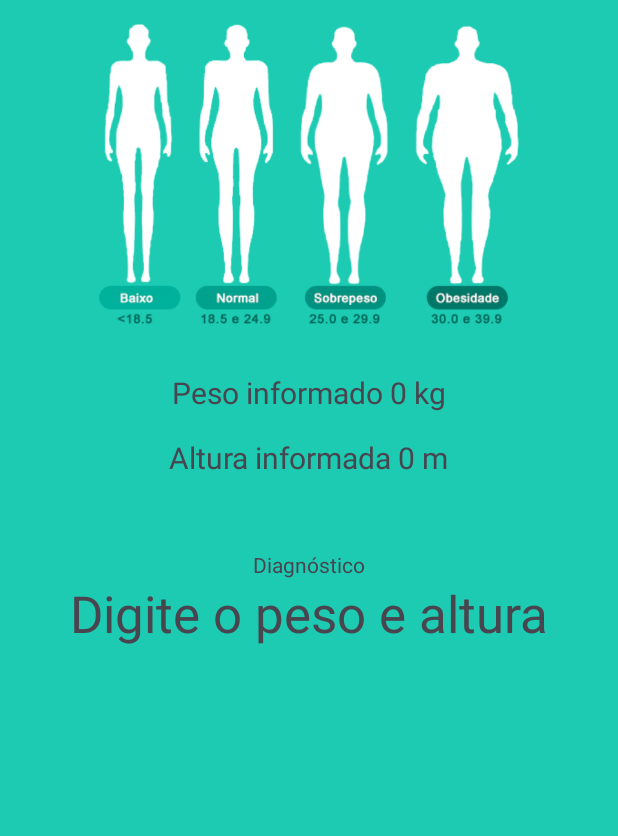
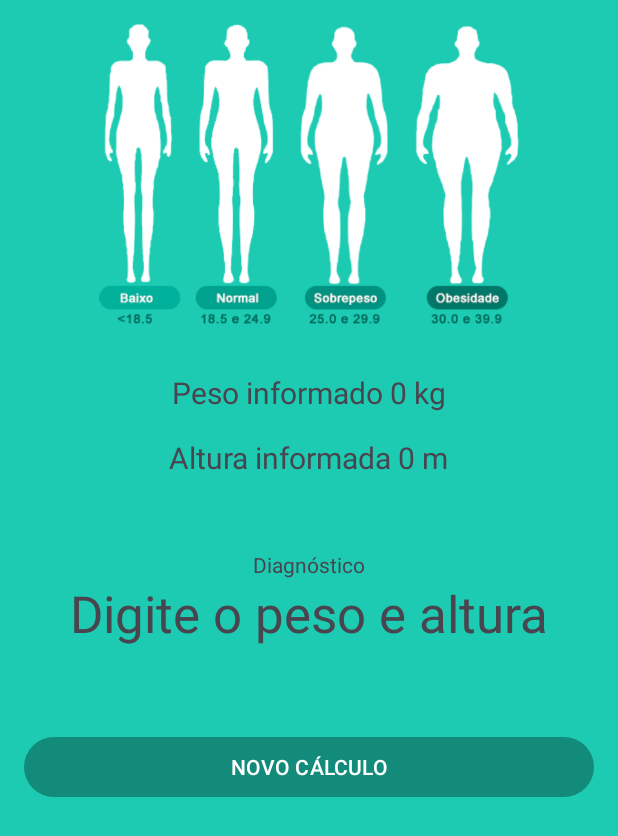
Before and after one commit to pamelask95/CalculadoraIMC, an Android app built with Jetpack Compose: the ResultadoActivity screen opened directly, with no data from a screen before it, on a phone screen of 412 x 824 dp. Shown: the top 836 px of the screen. Run offline under Robolectric (Android 15) with nearby library versions, the phone set to English and light mode, and no system bars.

Commit message:
adicionado botao para novo calculo

```diff
--- a/app/src/main/java/com/example/calculadoraimc/ResultadoActivity.kt
+++ b/app/src/main/java/com/example/calculadoraimc/ResultadoActivity.kt
@@ -1,6 +1,8 @@
 package com.example.calculadoraimc
 
+import android.content.Intent
 import android.os.Bundle
+import android.widget.Button
 import android.widget.TextView
 import androidx.activity.enableEdgeToEdge
 import androidx.appcompat.app.AppCompatActivity
@@ -12,6 +14,7 @@ class ResultadoActivity : AppCompatActivity() {
     private lateinit var textPeso: TextView
     private lateinit var textAltura: TextView
     private lateinit var textResultado: TextView
+    private lateinit var btn_novo: Button
 
     override fun onCreate(savedInstanceState: Bundle?) {
         super.onCreate(savedInstanceState)
@@ -20,6 +23,8 @@ class ResultadoActivity : AppCompatActivity() {
         textPeso = findViewById(R.id.text_peso)
         textAltura = findViewById(R.id.text_altura)
         textResultado = findViewById(R.id.text_resultado)
+        btn_novo = findViewById<Button>(R.id.btn_novo)
+
 
         val bundle = intent.extras
         if(bundle != null){
@@ -42,5 +47,10 @@ class ResultadoActivity : AppCompatActivity() {
             }
 
         }
+        btn_novo.setOnClickListener {
+            val intent = Intent(this, MainActivity::class.java)
+            startActivity(intent)
+        }
+
     }
 }
--- a/app/src/main/res/layout/activity_resultado.xml
+++ b/app/src/main/res/layout/activity_resultado.xml
@@ -69,4 +69,17 @@
         app:layout_constraintHorizontal_bias="0.5"
         app:layout_constraintStart_toStartOf="parent"
         app:layout_constraintTop_toBottomOf="@+id/textView4" />
+
+    <Button
+        android:id="@+id/btn_novo"
+        android:layout_width="0dp"
+        android:layout_height="wrap_content"
+        android:layout_marginStart="16dp"
+        android:layout_marginTop="56dp"
+        android:layout_marginEnd="16dp"
+        android:text="NOVO CÁLCULO"
+        app:layout_constraintEnd_toEndOf="parent"
+        app:layout_constraintHorizontal_bias="0.5"
+        app:layout_constraintStart_toStartOf="parent"
+        app:layout_constraintTop_toBottomOf="@+id/text_resultado" />
 </androidx.constraintlayout.widget.ConstraintLayout>
```
